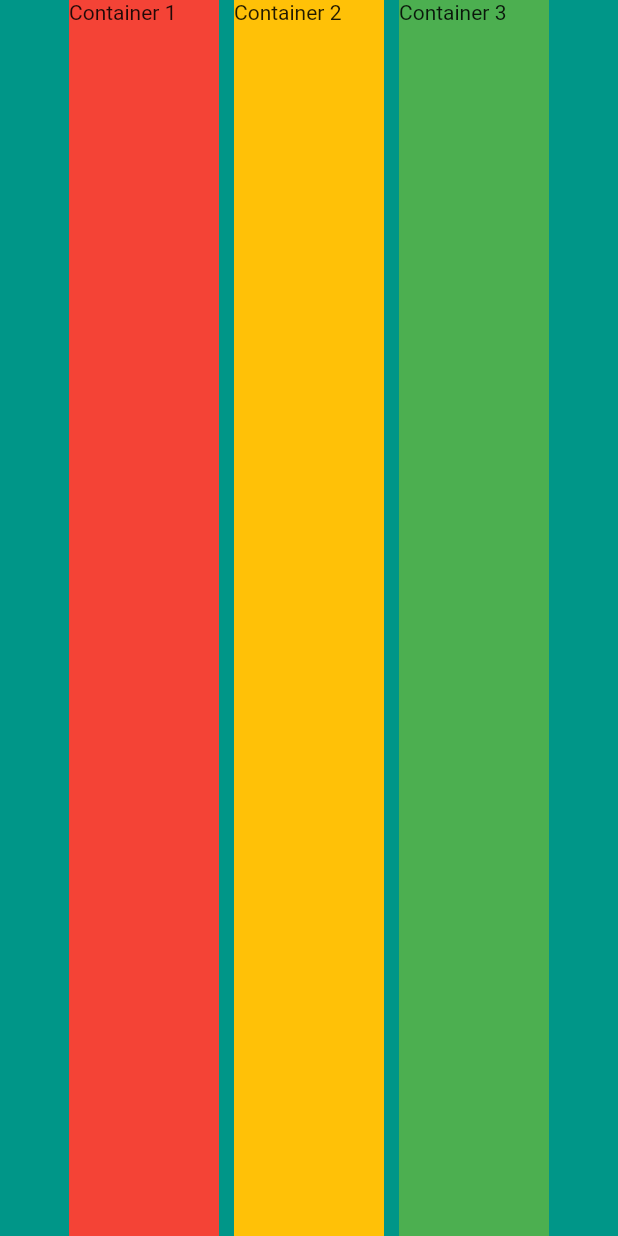
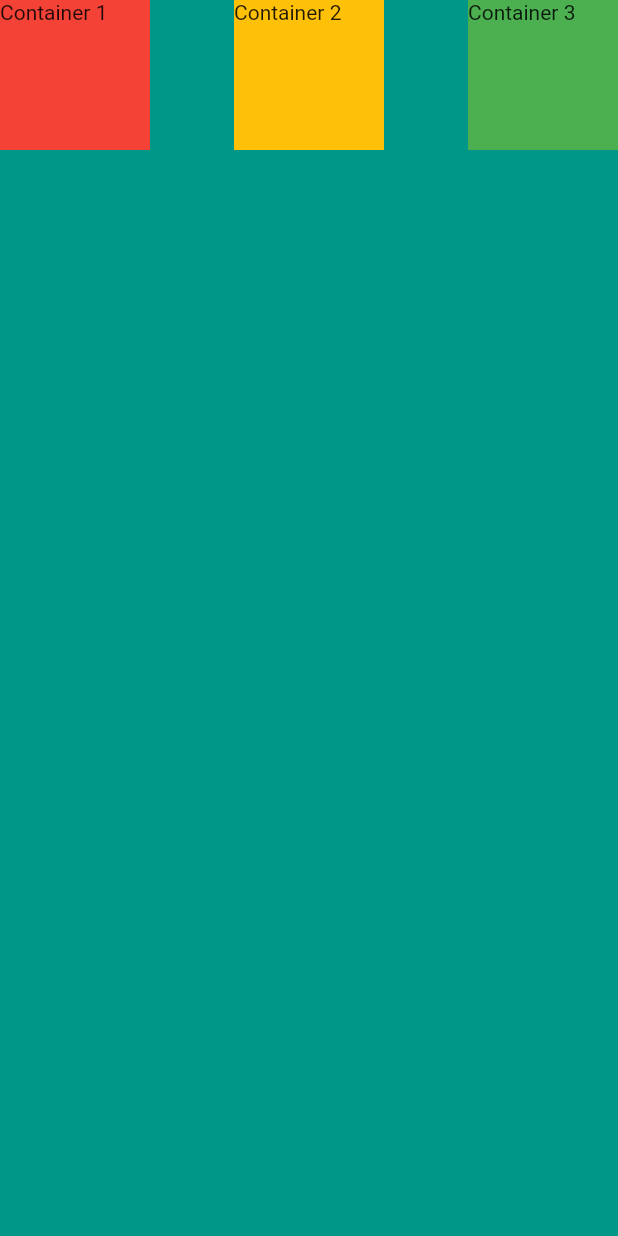
Before and after one commit to lacj2000/layout_formatacao, a Flutter app: the screen it shows after launch, on a phone screen of 412 x 824 dp. Run offline on Flutter 3.47's test engine with Material 2 defaults, Android fonts, the phone set to English and light mode, and no system bars.

Commit message:
Update - cross and main

```diff
--- a/lib/main.dart
+++ b/lib/main.dart
@@ -12,8 +12,8 @@ class MyApp extends StatelessWidget {
         backgroundColor: Colors.teal,
         body: SafeArea(
           child: Row(
-            mainAxisAlignment: MainAxisAlignment.center,
-            crossAxisAlignment: CrossAxisAlignment.stretch,
+            mainAxisAlignment: MainAxisAlignment.spaceBetween,
+            crossAxisAlignment: CrossAxisAlignment.center,
             children: <Widget>[
               buildContainer('Container 1', Colors.red),
               SizedBox(
```
